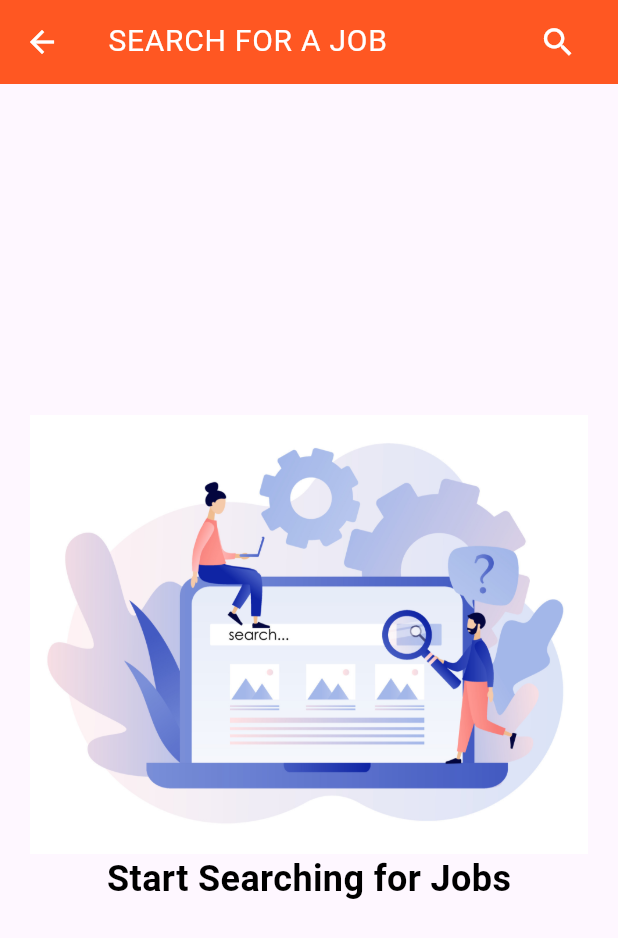
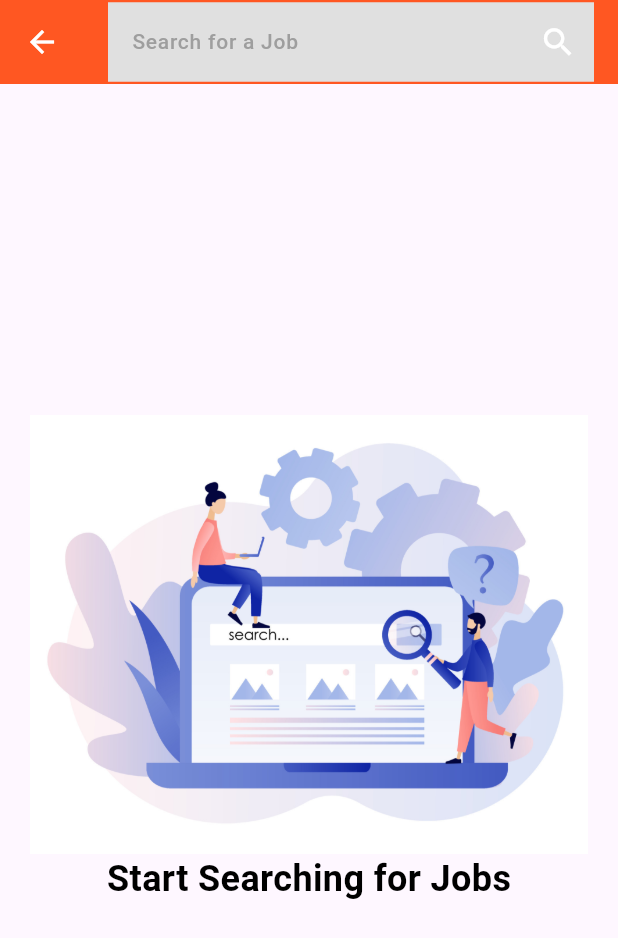
Before and after one commit to Jakaria1152/Job-Finder-, a Flutter app: the SearchPage screen opened directly, on a phone screen of 412 x 824 dp. Shown: the top 938 px of the screen. Run offline on Flutter 3.47's test engine with Material 3 defaults, Android fonts, the light colour scheme and no system bars; our stand-ins replace firebase_core, firebase_storage, flutter_animate, flutter_svg, flutter_zoom_drawer, font_awesome_flutter and 4 more; accounts and stored records are empty.

Commit message:
search job successfully work. Now need to redesign search bar and return joblist.

```diff
--- a/lib/views/ui/Jobs/jobList.dart
+++ b/lib/views/ui/Jobs/jobList.dart
@@ -46,7 +46,7 @@ class JoblistPage extends StatelessWidget {
               itemBuilder: (context, index) {
                 final job = jobs?[index];  // single requirement
                 return Padding(
-                  padding: const EdgeInsets.symmetric(vertical: 7,horizontal: 3),
+                  padding: const EdgeInsets.symmetric(vertical: 7,horizontal: 7),
                   child: GestureDetector(
                       onTap: (){
                         Get.to(
--- /dev/null
+++ b/lib/views/ui/Search/search_page.dart
@@ -0,0 +1,95 @@
+import 'package:flutter/material.dart';
+import 'package:get/get.dart';
+import 'package:job_finder_app/model/response/job/jobs_response.dart';
+import 'package:job_finder_app/services/authHelper/job_helper.dart';
+import 'package:job_finder_app/views/common/VerticalTile.dart';
+import 'package:job_finder_app/views/common/custom_text_field.dart';
+import 'package:job_finder_app/views/common/reusable_text.dart';
+import 'package:job_finder_app/views/ui/widget/customField.dart';
+
+class SearchPage extends StatefulWidget {
+
+  SearchPage({super.key});
+
+  @override
+  State<SearchPage> createState() => _SearchPageState();
+}
+
+class _SearchPageState extends State<SearchPage> {
+  final TextEditingController search = TextEditingController();
+
+  @override
+  Widget build(BuildContext context) {
+    return Scaffold(
+appBar: AppBar(
+  backgroundColor: Colors.deepOrange,
+  iconTheme: IconThemeData(color: Colors.white),  // all item color white kore dibe
+  title: CustomTextField(
+    controller: search,
+    hintText: "Search for a Job",
+  suffixIcon: GestureDetector(
+    onTap: (){
+setState(() {
+
+});
+    },
+    child: Icon(Icons.search,size: 25,color: Colors.white,),
+  ),
+  ),
+  elevation: 0,
+),
+      body: search.text.isNotEmpty ?
+          FutureBuilder<List<JobsResponse>>(
+            future: JobHelper.searchJobs(search.text),
+            builder: (context, snapshot) {
+              if (snapshot.connectionState ==
+                  ConnectionState.waiting) {
+                return Center(child: CircularProgressIndicator(),);
+              } else if (snapshot.hasError) {
+                return Center(
+                  child: Text('Error is: ${snapshot.error}'),
+                );
+              }
+              else if(snapshot.data!.isEmpty)
+                {
+                  return const SearchLoading(text: 'Job Not Found');
+                }
+              else{
+                final jobs = snapshot.data;
+                return ListView.builder(
+                  itemCount: jobs?.length,
+                  itemBuilder: (context, index) {
+                  final job = jobs?[index];
+                  return VerticalTile(job: job!); // if show error use ! null check
+                },);
+              }
+          },)
+          : Center(
+        child: const SearchLoading(text: 'Start Searching for Jobs',),
+      ),
+    );
+  }
+}
+
+class SearchLoading extends StatelessWidget {
+  final String text;
+  const SearchLoading({
+    super.key, required this.text,
+  });
+
+  @override
+  Widget build(BuildContext context) {
+    return Padding(
+      padding: EdgeInsets.all(20),
+      child: Column(
+        mainAxisAlignment: MainAxisAlignment.center,
+        children: [
+          Image.asset('assets/icon/optimized search.jpg', fit: BoxFit.cover,),
+          ReusableText(text: text, style: TextStyle(
+            fontSize: 24, color: Colors.black, fontWeight: FontWeight.bold
+          ))
+        ],
+      ),
+    );
+  }
+}
--- a/lib/views/ui/homePage.dart
+++ b/lib/views/ui/homePage.dart
@@ -9,7 +9,7 @@ import 'package:job_finder_app/views/common/searchWidget.dart';
 import 'package:job_finder_app/views/common/vertical_shimmer.dart';
 import 'package:job_finder_app/views/ui/Jobs/job_page.dart';
 import 'package:job_finder_app/views/ui/Jobs/jobList.dart';
-import 'package:job_finder_app/views/ui/search_page.dart';
+import 'package:job_finder_app/views/ui/Search/search_page.dart';
 import 'package:provider/provider.dart';
 
 import '../common/VerticalTile.dart';
--- a/lib/views/ui/search_page.dart
+++ /dev/null
@@ -1,42 +0,0 @@
-import 'package:flutter/material.dart';
-import 'package:get/get.dart';
-import 'package:job_finder_app/views/common/reusable_text.dart';
-import 'package:job_finder_app/views/ui/widget/customField.dart';
-
-class SearchPage extends StatelessWidget {
-  final TextEditingController search = TextEditingController();
-  SearchPage({super.key});
-
-  @override
-  Widget build(BuildContext context) {
-    return Scaffold(
-appBar: AppBar(
-  backgroundColor: Colors.deepOrange,
-  iconTheme: IconThemeData(color: Colors.white),  // all item color white kore dibe
-  title: CustomField(search: search,hintText: "Search for a Job",
-  suffixIcon: GestureDetector(
-    onTap: (){
-
-    },
-    child: Icon(Icons.search,size: 25,color: Colors.white,),
-  ),
-  ),
-  elevation: 0,
-),
-      body: Center(
-        child: Padding(
-          padding: EdgeInsets.all(20),
-          child: Column(
-            mainAxisAlignment: MainAxisAlignment.center,
-            children: [
-              Image.asset('assets/icon/optimized search.jpg', fit: BoxFit.cover,),
-              ReusableText(text: 'Start Searching for Jobs', style: TextStyle(
-                fontSize: 24, color: Colors.black, fontWeight: FontWeight.bold
-              ))
-            ],
-          ),
-        ),
-      ),
-    );
-  }
-}
```
Also changed, not shown: lib/services/authHelper/job_helper.dart (+37 -0 lines).
